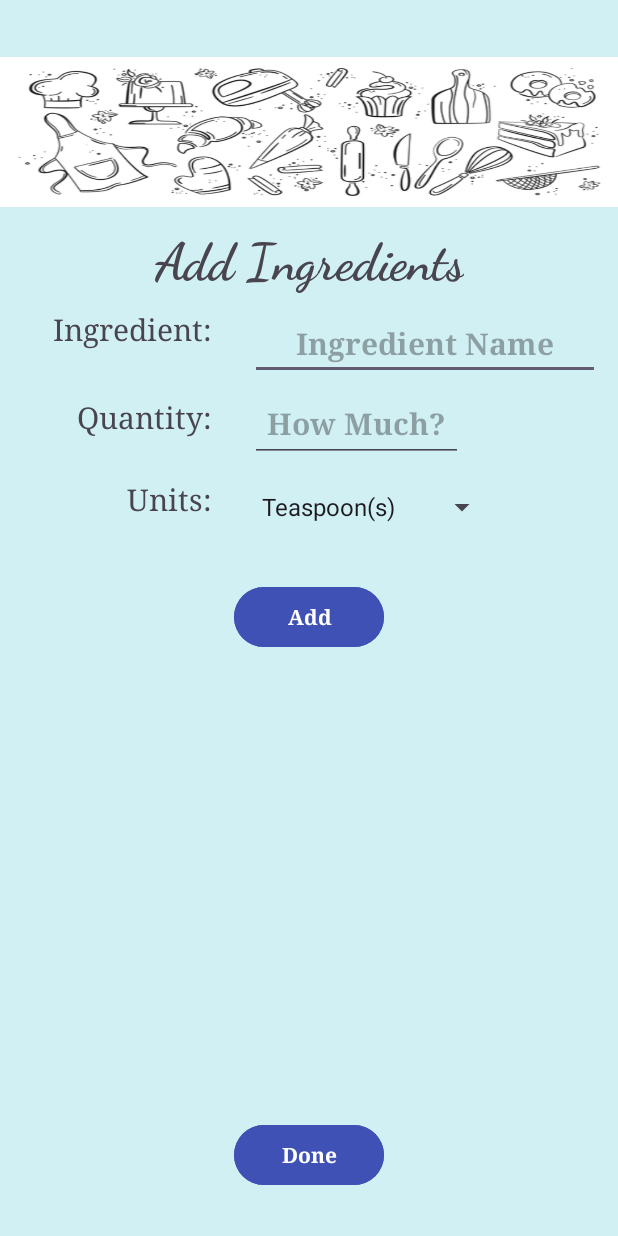
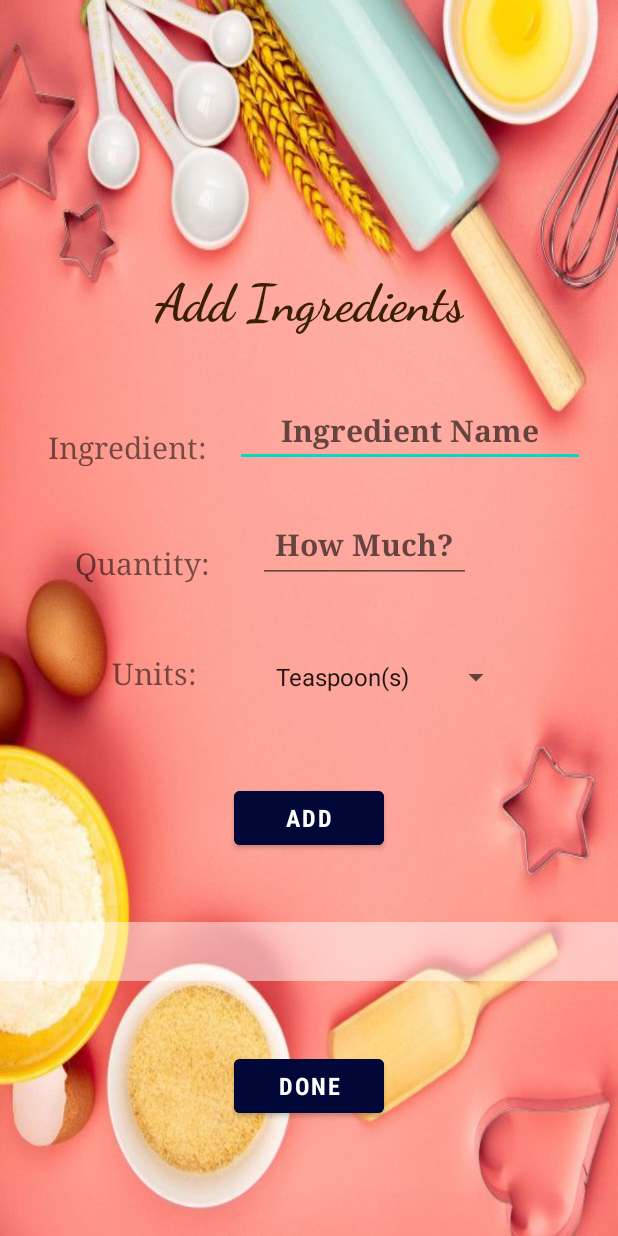
Before and after one commit to AlexRiley99/Recipe_Converter, an Android app: the layout activity_main2.xml on its own in the app's theme, with its tools: preview values and no code run, on a phone screen of 412 x 824 dp. Run offline under Robolectric (Android 15) with nearby library versions, the phone set to English and light mode, and no system bars.

Commit message:
Made the app look more interesting by adding a background image and removing the action bar

```diff
--- a/app/src/main/java/com/example/alexrileycis332courseproject/CalculationActivity.kt
+++ b/app/src/main/java/com/example/alexrileycis332courseproject/CalculationActivity.kt
@@ -17,12 +17,6 @@ class CalculationActivity : AppCompatActivity() {
     override fun onCreate(savedInstanceState: Bundle?) {
         super.onCreate(savedInstanceState)
         setContentView(R.layout.activity_calculation)
-
-        //add icon to action bar
-        val actionBar = supportActionBar
-        actionBar!!.setIcon(R.mipmap.ic_launcher_foreground)
-        actionBar.setDisplayUseLogoEnabled(true)
-        actionBar.setDisplayShowHomeEnabled(true)
 
         //get elements
         val multiplyRadio = findViewById<RadioButton>(R.id.multiplyRadio)
--- a/app/src/main/java/com/example/alexrileycis332courseproject/MainActivity2.kt
+++ b/app/src/main/java/com/example/alexrileycis332courseproject/MainActivity2.kt
@@ -18,12 +18,6 @@ class MainActivity2 : AppCompatActivity() {
     override fun onCreate(savedInstanceState: Bundle?) {
         super.onCreate(savedInstanceState)
         setContentView(R.layout.activity_main2)
-
-        //add icon to action bar
-        val actionBar = supportActionBar
-        actionBar!!.setIcon(R.mipmap.ic_launcher_foreground)
-        actionBar.setDisplayUseLogoEnabled(true)
-        actionBar.setDisplayShowHomeEnabled(true)
 
         //get each element
         val ingredient = findViewById<EditText>(R.id.txtIngredient)
--- a/app/src/main/java/com/example/alexrileycis332courseproject/NewListActivity.kt
+++ b/app/src/main/java/com/example/alexrileycis332courseproject/NewListActivity.kt
@@ -14,12 +14,6 @@ class NewListActivity : AppCompatActivity() {
     override fun onCreate(savedInstanceState: Bundle?) {
         super.onCreate(savedInstanceState)
         setContentView(R.layout.activity_new_list)
-
-        //add icon to action bar
-        val actionBar = supportActionBar
-        actionBar!!.setIcon(R.mipmap.ic_launcher_foreground)
-        actionBar.setDisplayUseLogoEnabled(true)
-        actionBar.setDisplayShowHomeEnabled(true)
 
         //get elements
         val newList = findViewById<TextView>(R.id.newList)
--- a/app/src/main/res/layout/activity_main2.xml
+++ b/app/src/main/res/layout/activity_main2.xml
@@ -4,48 +4,38 @@
     xmlns:tools="http://schemas.android.com/tools"
     android:layout_width="match_parent"
     android:layout_height="match_parent"
-    android:background="#D1F0F4"
+    android:background="@drawable/bg1"
     tools:context=".MainActivity2">
-
-    <ImageView
-        android:id="@+id/bakingClipart"
-        android:layout_width="wrap_content"
-        android:layout_height="100dp"
-        android:layout_marginTop="38dp"
-        android:layout_marginBottom="15dp"
-        android:contentDescription="@string/img_descripton1"
-        android:scaleType="fitXY"
-        app:layout_constraintBottom_toTopOf="@+id/addIngredients"
-        app:layout_constraintEnd_toEndOf="parent"
-        app:layout_constraintHorizontal_bias="0.0"
-        app:layout_constraintStart_toStartOf="parent"
-        app:layout_constraintTop_toTopOf="parent"
-        app:srcCompat="@drawable/img_baking_clipart" />
 
     <TextView
         android:id="@+id/addIngredients"
         android:layout_width="wrap_content"
         android:layout_height="wrap_content"
-        android:layout_marginTop="15dp"
+        android:layout_marginTop="150dp"
         android:fontFamily="cursive"
         android:text="@string/add_ingredients"
         android:textAlignment="center"
+        android:textColor="#381f06"
         android:textSize="34sp"
         android:textStyle="bold"
+        app:layout_constraintBottom_toTopOf="@+id/ingredient"
         app:layout_constraintEnd_toEndOf="parent"
         app:layout_constraintHorizontal_bias="0.5"
         app:layout_constraintStart_toStartOf="parent"
-        app:layout_constraintTop_toBottomOf="@+id/bakingClipart" />
+        app:layout_constraintTop_toTopOf="parent" />
 
     <TextView
         android:id="@+id/ingredient"
         android:layout_width="wrap_content"
         android:layout_height="wrap_content"
-        android:layout_marginStart="35dp"
-        android:layout_marginTop="10dp"
+        android:layout_marginStart="24dp"
+        android:layout_marginTop="30dp"
+        android:layout_marginBottom="20dp"
         android:fontFamily="serif"
         android:text="@string/ingredient"
         android:textSize="20sp"
+        app:layout_constraintBottom_toTopOf="@+id/quantity"
+        app:layout_constraintEnd_toStartOf="@+id/txtIngredient"
         app:layout_constraintStart_toStartOf="parent"
         app:layout_constraintTop_toBottomOf="@+id/addIngredients" />
 
@@ -53,30 +43,38 @@
         android:id="@+id/quantity"
         android:layout_width="wrap_content"
         android:layout_height="wrap_content"
-        android:layout_marginTop="32dp"
+        android:layout_marginStart="51dp"
         android:fontFamily="serif"
         android:text="@string/quantity"
         android:textSize="20sp"
-        app:layout_constraintEnd_toEndOf="@+id/ingredient"
-        app:layout_constraintTop_toBottomOf="@+id/ingredient" />
+        app:layout_constraintBottom_toTopOf="@+id/units"
+        app:layout_constraintEnd_toEndOf="@+id/units"
+        app:layout_constraintHorizontal_bias="0.103"
+        app:layout_constraintStart_toStartOf="parent"
+        app:layout_constraintTop_toBottomOf="@+id/ingredient"
+        app:layout_constraintVertical_bias="0.381" />
 
     <TextView
         android:id="@+id/units"
         android:layout_width="wrap_content"
         android:layout_height="wrap_content"
-        android:layout_marginTop="28dp"
+        android:layout_marginStart="30dp"
+        android:layout_marginTop="15dp"
+        android:layout_marginBottom="122dp"
         android:fontFamily="serif"
         android:text="@string/units"
         android:textSize="20sp"
-        app:layout_constraintEnd_toEndOf="@+id/quantity"
+        app:layout_constraintBottom_toTopOf="@+id/ingredientList"
+        app:layout_constraintEnd_toStartOf="@+id/unitSpinner"
+        app:layout_constraintStart_toStartOf="parent"
         app:layout_constraintTop_toBottomOf="@+id/quantity" />
 
     <EditText
         android:id="@+id/txtIngredient"
         android:layout_width="wrap_content"
         android:layout_height="wrap_content"
-        android:layout_marginTop="20dp"
-        android:layout_marginEnd="12dp"
+        android:layout_marginStart="10dp"
+        android:layout_marginEnd="14dp"
         android:ems="10"
         android:fontFamily="serif"
         android:hint="@string/hint1"
@@ -86,13 +84,16 @@
         android:textStyle="bold"
         app:layout_constraintBottom_toBottomOf="@+id/ingredient"
         app:layout_constraintEnd_toEndOf="parent"
-        app:layout_constraintTop_toTopOf="@+id/ingredient" />
+        app:layout_constraintStart_toEndOf="@+id/ingredient"
+        app:layout_constraintTop_toTopOf="@+id/ingredient"
+        app:layout_constraintVertical_bias="1.0" />
 
     <EditText
         android:id="@+id/numQuantity"
         android:layout_width="142dp"
         android:layout_height="50dp"
-        android:layout_marginTop="10dp"
+        android:layout_marginStart="10dp"
+        android:layout_marginEnd="92dp"
         android:ems="10"
         android:fontFamily="serif"
         android:hint="@string/hint2"
@@ -101,28 +102,36 @@
         android:textSize="20sp"
         android:textStyle="bold"
         app:layout_constraintBottom_toBottomOf="@+id/quantity"
+        app:layout_constraintEnd_toEndOf="parent"
+        app:layout_constraintStart_toEndOf="@+id/quantity"
         app:layout_constraintStart_toStartOf="@+id/txtIngredient"
-        app:layout_constraintTop_toTopOf="@+id/quantity" />
+        app:layout_constraintTop_toTopOf="@+id/quantity"
+        app:layout_constraintVertical_bias="1.0" />
 
     <Spinner
         android:id="@+id/unitSpinner"
         android:layout_width="wrap_content"
         android:layout_height="48dp"
-        android:layout_marginTop="10dp"
+        android:layout_marginStart="10dp"
+        android:layout_marginEnd="77dp"
         android:entries="@array/unit_array"
         app:layout_constraintBottom_toBottomOf="@+id/units"
+        app:layout_constraintEnd_toEndOf="parent"
+        app:layout_constraintStart_toEndOf="@+id/units"
         app:layout_constraintStart_toStartOf="@+id/numQuantity"
-        app:layout_constraintTop_toTopOf="@+id/units" />
+        app:layout_constraintTop_toTopOf="@+id/units"
+        app:layout_constraintVertical_bias="0.38" />
 
     <Button
         android:id="@+id/addButton"
         android:layout_width="100dp"
         android:layout_height="48dp"
-        android:layout_marginTop="25dp"
-        android:backgroundTint="#3F51B5"
-        android:fontFamily="serif"
+        android:backgroundTint="#010737"
+        android:fontFamily="sans-serif-condensed"
         android:text="@string/add_button"
+        android:textSize="16sp"
         android:textStyle="bold"
+        app:layout_constraintBottom_toTopOf="@+id/ingredientList"
         app:layout_constraintEnd_toEndOf="parent"
         app:layout_constraintHorizontal_bias="0.5"
         app:layout_constraintStart_toStartOf="parent"
@@ -132,27 +141,35 @@
         android:id="@+id/ingredientList"
         android:layout_width="match_parent"
         android:layout_height="wrap_content"
+        android:background="#7BFFFFFF"
         android:ellipsize="end"
         android:maxLines="10"
         android:scrollHorizontally="false"
         android:textAlignment="center"
+        android:textColor="#010737"
+        android:textStyle="bold"
         app:layout_constraintBottom_toTopOf="@+id/doneButton"
+        app:layout_constraintEnd_toEndOf="parent"
+        app:layout_constraintHorizontal_bias="0.0"
+        app:layout_constraintStart_toStartOf="parent"
         app:layout_constraintTop_toBottomOf="@+id/addButton"
         app:layout_constraintVertical_bias="0.123"
-        tools:layout_editor_absoluteX="0dp" />
+        android:padding="10dp"/>
 
     <Button
         android:id="@+id/doneButton"
         android:layout_width="100dp"
         android:layout_height="48dp"
         android:layout_marginBottom="30dp"
-        android:backgroundTint="#3F51B5"
-        android:fontFamily="serif"
+        android:backgroundTint="#010737"
+        android:fontFamily="sans-serif-condensed"
         android:text="@string/done_button"
+        android:textSize="16sp"
         android:textStyle="bold"
         app:layout_constraintBottom_toBottomOf="parent"
         app:layout_constraintEnd_toEndOf="parent"
         app:layout_constraintHorizontal_bias="0.5"
-        app:layout_constraintStart_toStartOf="parent" />
+        app:layout_constraintStart_toStartOf="parent"
+        app:layout_constraintTop_toBottomOf="@+id/ingredientList" />
 
 </androidx.constraintlayout.widget.ConstraintLayout>
--- a/app/src/main/res/values-night/themes.xml
+++ b/app/src/main/res/values-night/themes.xml
@@ -1,6 +1,6 @@
 <resources xmlns:tools="http://schemas.android.com/tools">
     <!-- Base application theme. -->
-    <style name="Base.Theme.AlexRileyCIS332CourseProject" parent="Theme.Material3.DayNight">
+    <style name="Base.Theme.AlexRileyCIS332CourseProject" parent="Theme.MaterialComponents.DayNight.NoActionBar">
         <!-- Customize your dark theme here. -->
         <!-- <item name="colorPrimary">@color/my_dark_primary</item> -->
     </style>
--- a/app/src/main/res/values/themes.xml
+++ b/app/src/main/res/values/themes.xml
@@ -1,6 +1,6 @@
 <resources xmlns:tools="http://schemas.android.com/tools">
     <!-- Base application theme. -->
-    <style name="Base.Theme.AlexRileyCIS332CourseProject" parent="Theme.Material3.DayNight">
+    <style name="Base.Theme.AlexRileyCIS332CourseProject" parent="Theme.MaterialComponents.DayNight.NoActionBar">
         <!-- Customize your light theme here. -->
         <!-- <item name="colorPrimary">@color/my_light_primary</item> -->
     </style>
```
Also changed, not shown: app/src/main/res/layout/activity_calculation.xml (+21 -22 lines), app/src/main/res/layout/activity_new_list.xml (+17 -20 lines), app/src/main/res/drawable/bg1.jpg (added).
